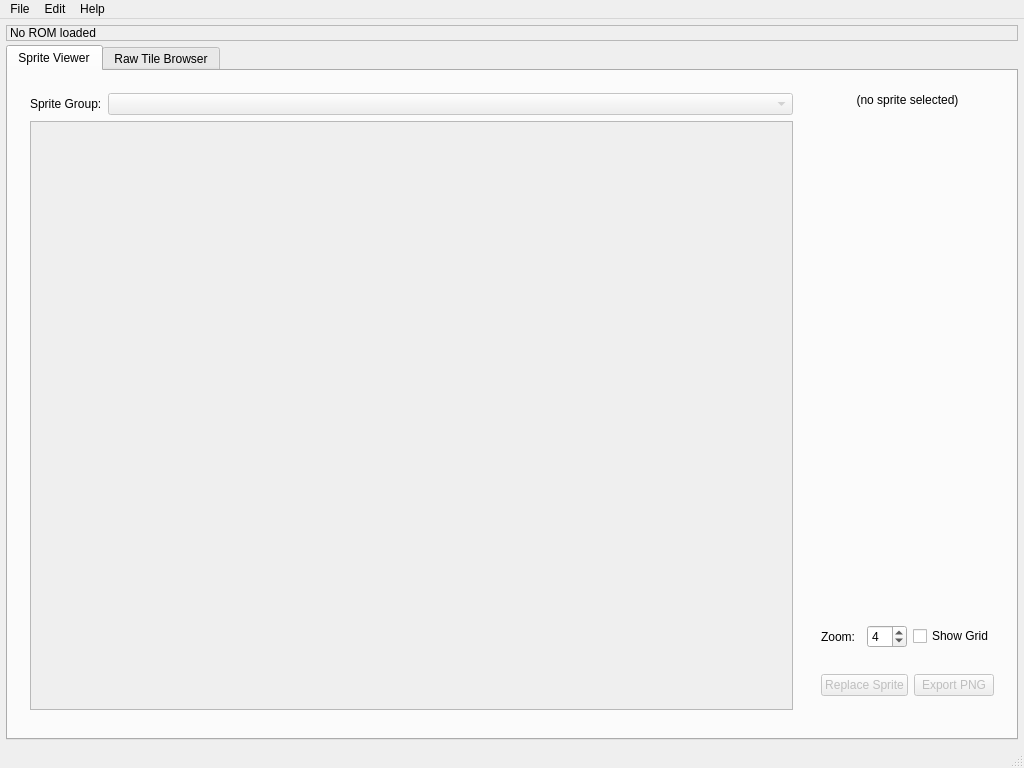
The window that sprite-editor/MainWindow.ui (mwales-ai/genesis-hacking) describes before a commit, drawn with Qt 5.
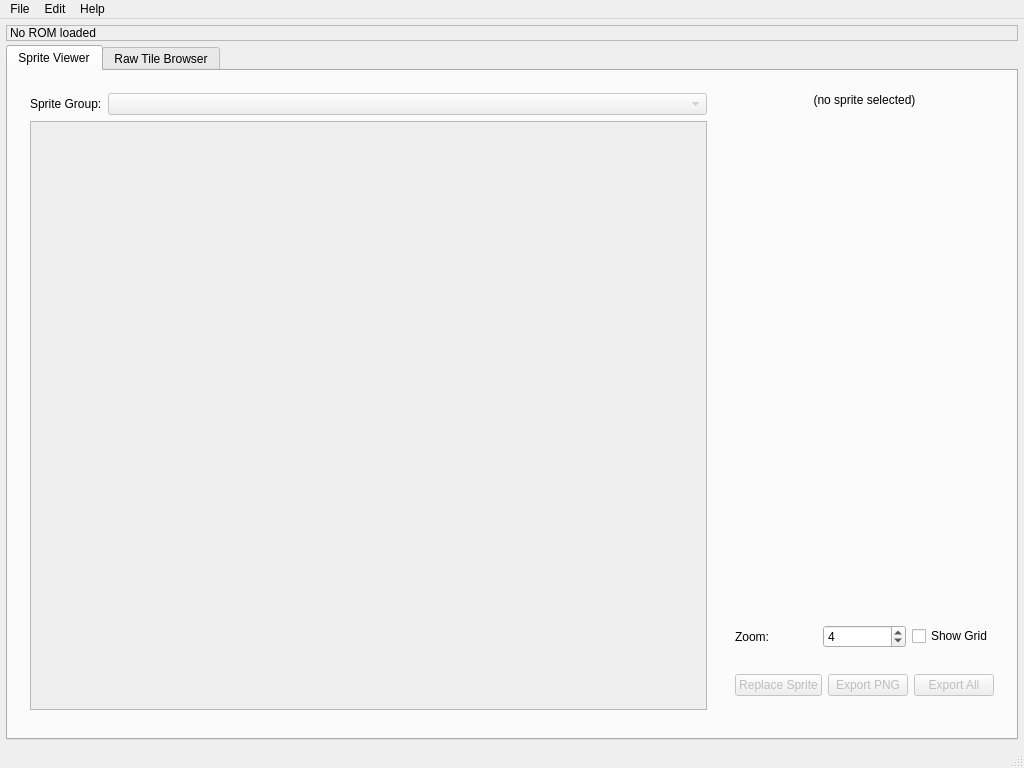
The same window after the commit.

Commit message:
Add Export All button to batch-export sprite group as PNGs
Exports every frame in the current sprite group to a user-selected
directory. Multi-frame entries get numbered suffixes (000, 001, ...).
Single-frame entries export with the sprite name as filename.

```diff
--- a/sprite-editor/MainWindow.ui
+++ b/sprite-editor/MainWindow.ui
@@ -219,6 +219,19 @@
                </property>
               </widget>
              </item>
+             <item>
+              <widget class="QPushButton" name="theExportAllButton">
+               <property name="text">
+                <string>Export All</string>
+               </property>
+               <property name="enabled">
+                <bool>false</bool>
+               </property>
+               <property name="toolTip">
+                <string>Export all sprites in the current group as individual PNG files</string>
+               </property>
+              </widget>
+             </item>
             </layout>
            </item>
            <item>
```
The commit also changes 2 other files.
